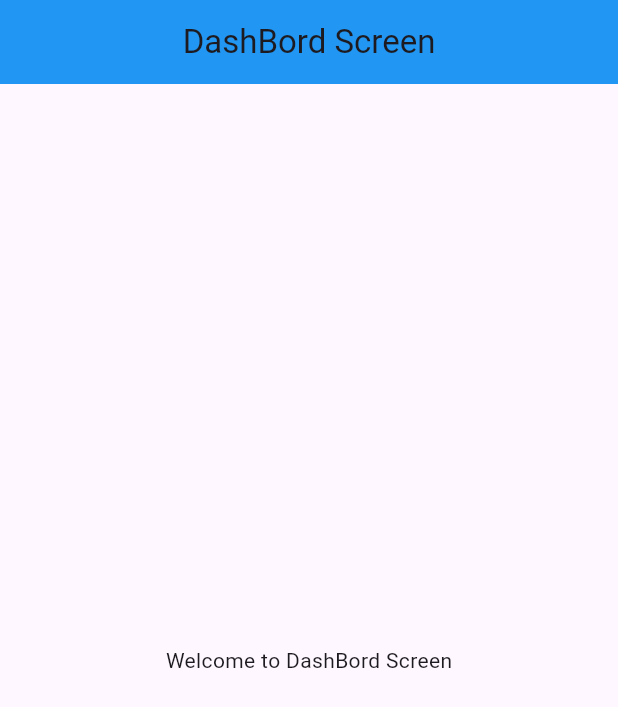
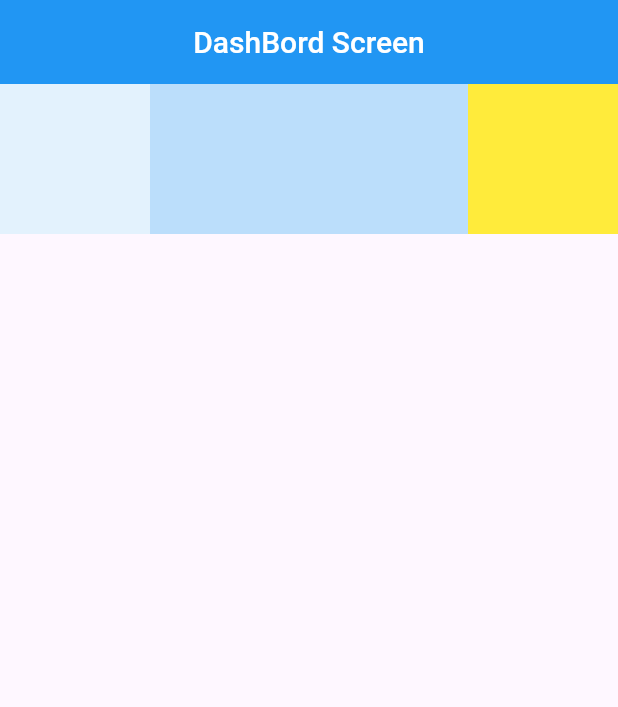
Before and after one commit to ManikHossainDev/NewProjectFlutter, a Flutter app: the screen it shows after launch, on a phone screen of 412 x 824 dp. Shown: the top 707 px of the screen. Run offline on Flutter 3.47's test engine with Material 3 defaults, Android fonts, the phone set to English and light mode, and no system bars.

Commit message:
What are Expanded Widgets in Flutter

```diff
--- a/lib/main.dart
+++ b/lib/main.dart
@@ -15,19 +15,32 @@ class MyApp extends StatelessWidget {
   }
 }
 
-
 class DashBordScreen extends StatelessWidget {
   @override
-  Widget build (BuildContext context) {
+  Widget build(BuildContext context) {
     // TODO: implement build
     return Scaffold(
       appBar: AppBar(
-        title: Text("DashBord Screen"),
+        title: Text(
+          "DashBord Screen",
+          style: TextStyle(
+            color: Colors.white,
+            fontSize: 20,
+            fontWeight: FontWeight.w500,
+          ),
+        ),
         centerTitle: true,
         backgroundColor: Colors.blue,
       ),
-      body: Center(
-        child: Text("Welcome to DashBord Screen"),
+      body: Row(
+          mainAxisAlignment: MainAxisAlignment.spaceAround,
+          children: [
+           Container(width: 100, height: 100, color: Colors.blue.  shade50),
+           Expanded(
+            child:Container(width: 100, height: 100, color: Colors.blue.  shade100),
+           ),
+           Container(width: 100, height: 100, color: Colors.yellow.shade500,)
+          ],
       ),
     );
   }
```
Also changed, not shown: lib/text.dart (added, +66 -0 lines), 1 other file.
